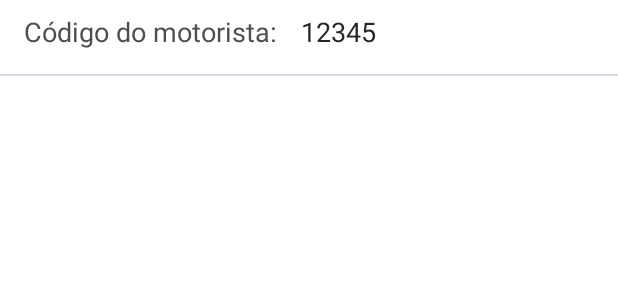
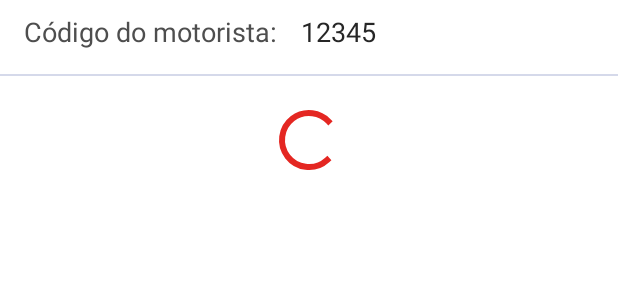
Before and after one commit to brunorodriguesaraujo/alternativecheckin, an Android app: the layout activity_admin.xml on its own in the app's theme, with its tools: preview values and no code run, on a phone screen of 412 x 824 dp. Shown: the part 478-778 px from the top of the screen. Run offline under Robolectric (Android 15) with nearby library versions, the phone set to English and light mode, and no system bars.

Commit message:
feat: #main add progressBar and verification what user is authentication

```diff
--- a/app/src/main/res/layout/activity_admin.xml
+++ b/app/src/main/res/layout/activity_admin.xml
@@ -5,6 +5,26 @@
     android:layout_width="match_parent"
     android:layout_height="match_parent"
     tools:context=".ui.admin.AdminActivity">
+
+    <ProgressBar
+        android:id="@+id/progress_bar"
+        android:layout_width="wrap_content"
+        android:layout_height="wrap_content"
+        android:visibility="gone"
+        app:layout_constraintBottom_toBottomOf="parent"
+        app:layout_constraintEnd_toEndOf="parent"
+        app:layout_constraintStart_toStartOf="parent"
+        app:layout_constraintTop_toTopOf="parent"
+        tools:visibility="visible" />
+
+    <TextView
+        android:id="@+id/textview_empty"
+        android:layout_width="wrap_content"
+        android:layout_height="wrap_content"
+        app:layout_constraintBottom_toBottomOf="parent"
+        app:layout_constraintEnd_toEndOf="parent"
+        app:layout_constraintStart_toStartOf="parent"
+        app:layout_constraintTop_toTopOf="parent" />
 
     <androidx.constraintlayout.widget.ConstraintLayout
         android:id="@+id/layout"
```
Also changed, not shown: app/src/main/java/br/com/alternativecheck_in/ui/admin/AdminActivity.kt (+23 -9 lines), app/src/main/java/br/com/alternativecheck_in/ui/login/LoginActivity.kt (+38 -12 lines), app/src/main/res/layout/activity_login.xml (+15 -4 lines).
